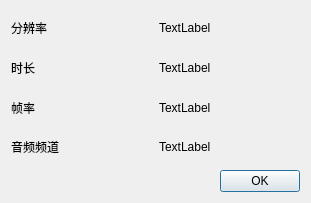
The window that MFPSinglePlayer/MFPInfomation.ui (jyhlearning/MultiFormatPlayer) describes before a commit, drawn with Qt 5.
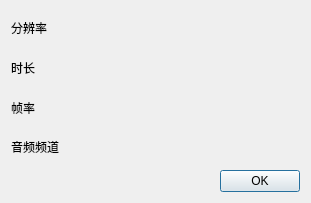
The same window after the commit.

Diff of the .ui file:
```diff
--- a/MFPSinglePlayer/MFPInfomation.ui
+++ b/MFPSinglePlayer/MFPInfomation.ui
@@ -32,7 +32,7 @@
      <item>
       <widget class="QLabel" name="resolution">
        <property name="text">
-        <string>TextLabel</string>
+        <string/>
        </property>
       </widget>
      </item>
@@ -50,7 +50,7 @@
      <item>
       <widget class="QLabel" name="length">
        <property name="text">
-        <string>TextLabel</string>
+        <string/>
        </property>
       </widget>
      </item>
@@ -68,7 +68,7 @@
      <item>
       <widget class="QLabel" name="frameRate">
        <property name="text">
-        <string>TextLabel</string>
+        <string/>
        </property>
       </widget>
      </item>
@@ -86,7 +86,7 @@
      <item>
       <widget class="QLabel" name="channels">
        <property name="text">
-        <string>TextLabel</string>
+        <string/>
        </property>
       </widget>
      </item>
```
